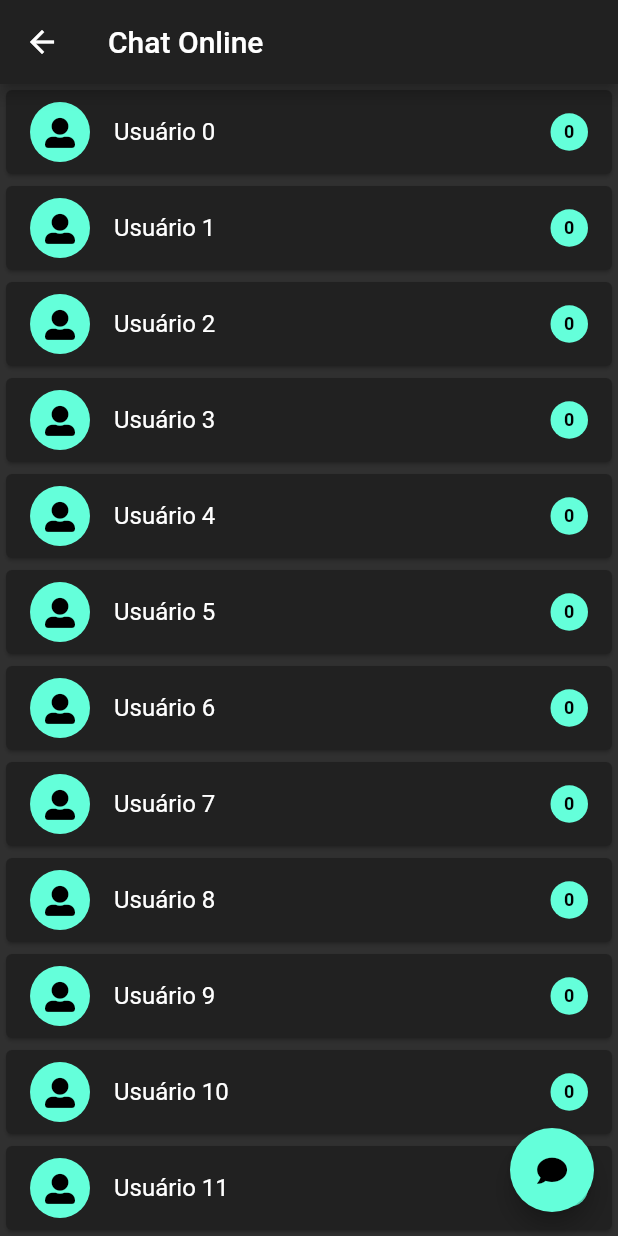
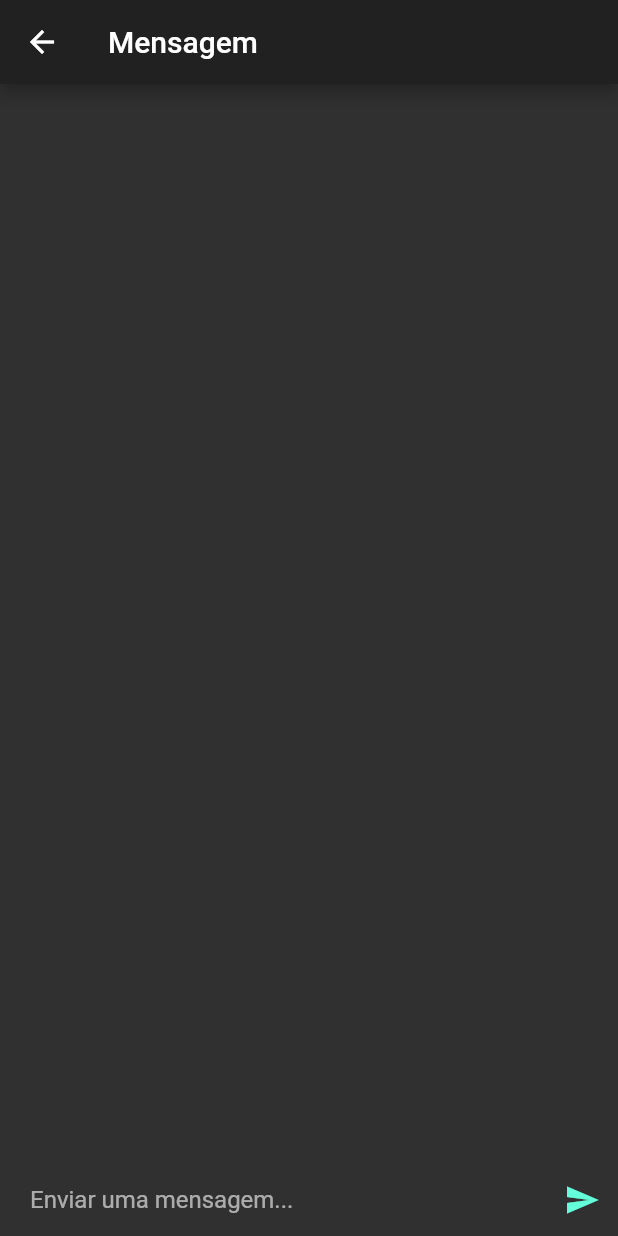
Before and after one commit to marcelohpjunior/chat_online_hasura, a Flutter app: the ChatPage screen opened by its route, after a tap on an icon or button, on a phone screen of 412 x 824 dp. Run offline on Flutter 3.47's test engine with Material 2 defaults, Android fonts, the phone set to English and light mode, and no system bars; our stand-ins replace flutter_mobx, flutter_modular, font_awesome_flutter, mobx; generated files the repository leaves out were written again.

Commit message:
Add tela mensagem

```diff
--- a/lib/app/app_widget.dart
+++ b/lib/app/app_widget.dart
@@ -9,7 +9,7 @@ class AppWidget extends StatelessWidget {
       title: 'Chat Online',
       debugShowCheckedModeBanner: false,
       theme: temaEscuro,
-      initialRoute: '/',
+      initialRoute: Modular.initialRoute,
     ).modular();
   }
 }
--- a/lib/app/modules/chat/chat_module.dart
+++ b/lib/app/modules/chat/chat_module.dart
@@ -1,3 +1,5 @@
+import 'package:chat_online_hasura/app/modules/chat/pages/mensagem/mensagem_page.dart';
+import 'package:chat_online_hasura/app/modules/chat/pages/mensagem/mensagem_store.dart';
 import 'package:flutter_modular/flutter_modular.dart';
 
 import 'pages/chat/chat_page.dart';
@@ -6,11 +8,13 @@ import 'pages/chat/chat_store.dart';
 class ChatModule extends Module {
   @override
   final List<Bind> binds = [
+    Bind.lazySingleton((i) => MensagemStore()),
     Bind.lazySingleton((i) => ChatStore()),
   ];
 
   @override
   final List<ModularRoute> routes = [
-    ChildRoute('/home', child: (_, args) => ChatPage()),
+    ChildRoute(Modular.initialRoute, child: (_, args) => ChatPage()),
+    ChildRoute('/mensagem', child: (_, args) => MensagemPage()),
   ];
 }
--- a/lib/app/modules/chat/chat_store.dart
+++ /dev/null
@@ -1,14 +0,0 @@
-import 'package:mobx/mobx.dart';
-
-part 'chat_store.g.dart';
-
-class ChatStore = ChatStoreBase with _$ChatStore;
-
-abstract class ChatStoreBase with Store {
-  @observable
-  int counter = 0;
-
-  Future<void> increment() async {
-    counter = counter + 1;
-  }
-}
--- a/lib/app/modules/chat/pages/chat/chat_page.dart
+++ b/lib/app/modules/chat/pages/chat/chat_page.dart
@@ -62,7 +62,10 @@ class _ChatPageState extends ModularState<ChatPage, ChatStore> {
                 itemCount: 20,
                 itemBuilder: (context, index) {
                   return InkWell(
-                    onTap: () => print("Card $index"),
+                    onTap: () {
+                      print("Card $index");
+                      Modular.to.pushNamed('mensagem');
+                    },
                     onLongPress: () => print("Card $index -> Opções"),
                     child: Card(
                       color: Theme.of(context).primaryColor,
--- /dev/null
+++ b/lib/app/modules/chat/pages/mensagem/mensagem_page.dart
@@ -0,0 +1,50 @@
+import 'package:chat_online_hasura/app/shared/widgets/text_input_mensagem.dart';
+
+import 'package:flutter/material.dart';
+
+class MensagemPage extends StatefulWidget {
+  final String title;
+  const MensagemPage({Key? key, this.title = "Mensagem"}) : super(key: key);
+  @override
+  MensagemPageState createState() => MensagemPageState();
+}
+
+class MensagemPageState extends State<MensagemPage> {
+  String a = "";
+  @override
+  Widget build(BuildContext context) {
+    print(MediaQuery.of(context).size.width);
+    print(Theme.of(context).platform);
+    return Scaffold(
+      appBar: AppBar(
+        title: Text(widget.title),
+      ),
+      body: Center(
+        child: Padding(
+          padding: Theme.of(context).platform != TargetPlatform.android &&
+                  Theme.of(context).platform != TargetPlatform.iOS
+              ? const EdgeInsets.only(right: 20)
+              : const EdgeInsets.only(right: 0),
+          child: Column(
+            children: <Widget>[
+              Expanded(child: Container()),
+              Padding(
+                padding: const EdgeInsets.only(left: 20),
+                child: TextInputMensagem(
+                  onChanged: (text) {
+                    print(text);
+                    a = text;
+                  },
+                  onSendMessage: () {
+                    print("Msg enviada: $a");
+                    a = "";
+                  },
+                ),
+              ),
+            ],
+          ),
+        ),
+      ),
+    );
+  }
+}
--- /dev/null
+++ b/lib/app/shared/widgets/text_input_mensagem.dart
@@ -0,0 +1,49 @@
+import 'package:flutter/cupertino.dart';
+import 'package:flutter/material.dart';
+
+class TextInputMensagem extends StatelessWidget {
+  final Function(String)? onChanged;
+  final Function() onSendMessage;
+  final controller = TextEditingController();
+  TextInputMensagem({
+    Key? key,
+    this.onChanged,
+    required this.onSendMessage,
+  }) : super(key: key);
+
+  @override
+  Widget build(BuildContext context) {
+    return Row(
+      children: [
+        Expanded(
+            child: TextField(
+          maxLines: null,
+          controller: controller,
+          decoration:
+              InputDecoration.collapsed(hintText: "Enviar uma mensagem..."),
+          onChanged: onChanged,
+        )),
+        Container(
+          child: Theme.of(context).platform == TargetPlatform.iOS
+              ? CupertinoButton(
+                  child: Text(
+                    "Enviar",
+                  ),
+                  onPressed: onSendMessage)
+              : IconButton(
+                  icon: Icon(
+                    Icons.send,
+                    color: Theme.of(context).accentColor,
+                  ),
+                  onPressed: () {
+                    if (controller.text != "") {
+                      onSendMessage();
+                      controller.text = "";
+                    }
+                  },
+                ),
+        ),
+      ],
+    );
+  }
+}
```
Also changed, not shown: lib/app/modules/chat/chat_page.dart (deleted, +0 -86 lines), lib/app/modules/chat/pages/mensagem/mensagem_store.dart (added, +16 -0 lines), lib/app/modules/chat/chat_store.g.dart (deleted), 2 other files.
